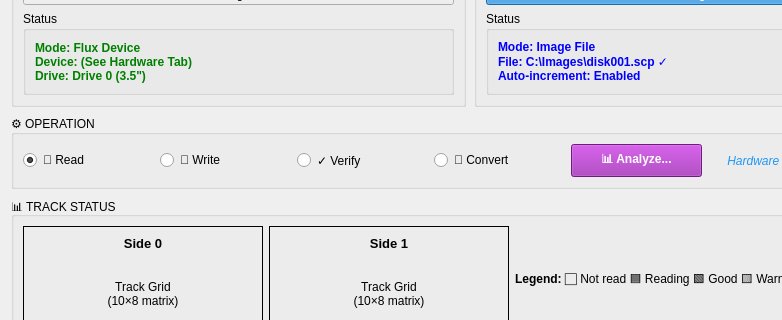
Before: the Qt Designer form forms/tab_workflow.ui in Axel051171/UnifiedFloppyTool, drawn with Qt 5; both pictures show x 0 to 782 and y 113 to 433 of the 939 by 738 pixel window.
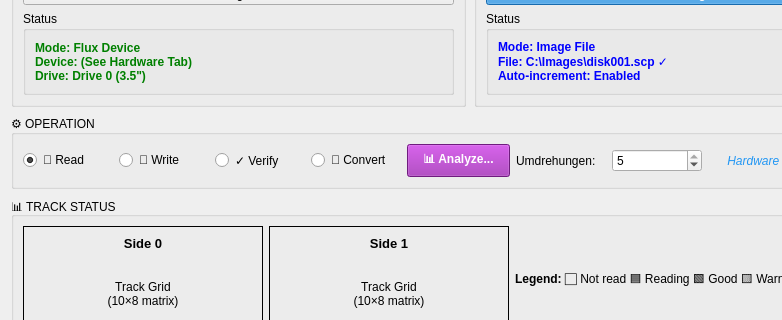
After: the same form once the commit is applied.

Commit message: feat(workflow): Umdrehungszahl einstellbar, Voreinstellung 5 (MF-472)

Patch:
```diff
--- a/forms/tab_workflow.ui
+++ b/forms/tab_workflow.ui
@@ -299,6 +299,38 @@
         </property>
        </widget>
       </item>
+      <item>
+       <widget class="QLabel" name="labelRevolutions">
+        <property name="text">
+         <string>Umdrehungen:</string>
+        </property>
+       </widget>
+      </item>
+      <item>
+       <widget class="QSpinBox" name="spinRevolutions">
+        <property name="minimum">
+         <number>1</number>
+        </property>
+        <property name="maximum">
+         <number>5</number>
+        </property>
+        <property name="value">
+         <number>5</number>
+        </property>
+        <property name="toolTip">
+         <string>Wie viele Umdrehungen je Spur aufgezeichnet werden (1-5).
+
+5 ist die Empfehlung fuer Bestandssicherung: mehrfach gelesene Spuren
+lassen sich gegeneinander pruefen, und wenn die Diskette zerfaellt, hat
+man nur diesen einen Durchgang.
+
+Mindestens 2 sind noetig, sobald das Format nicht indexsynchron ist -
+bei Atari 8-bit koennen Sektoren die Indexmarke ueberlappen, ein
+Ein-Umdrehungs-Abbild schneidet sie dann mitten durch. Der Wert 1 bleibt
+waehlbar, warnt aber.</string>
+        </property>
+       </widget>
+      </item>
       <item>
        <spacer>
         <property name="orientation">
```
The commit also changes 3 other files.
